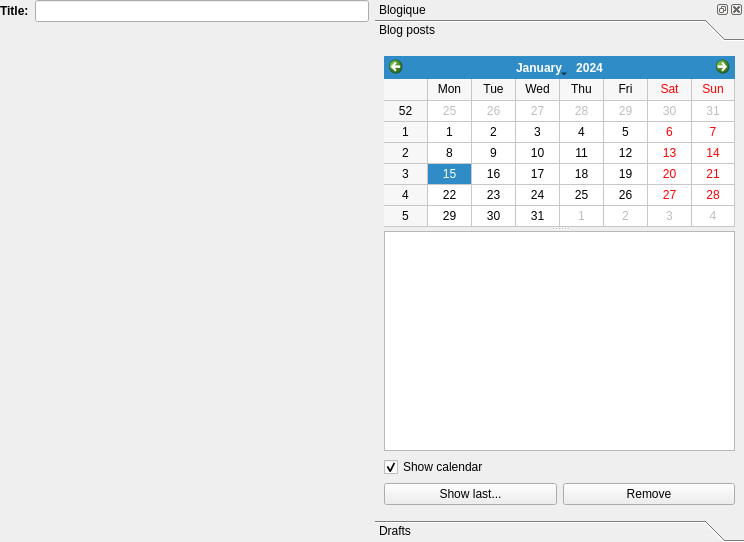
Qt form src/plugins/blogique/blogiquewidget.ui (0xd34df00d/leechcraft) before a commit.
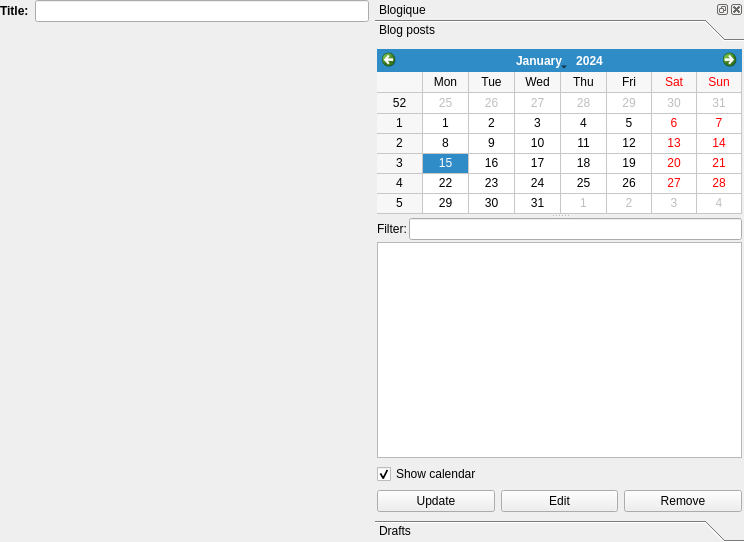
The same form after that commit. Custom widgets are drawn as their Qt base class.

Commit message: Blogique: Get remote posts and store them.

What changed in the file:
```diff
--- a/src/plugins/blogique/blogiquewidget.ui
+++ b/src/plugins/blogique/blogiquewidget.ui
@@ -96,38 +96,17 @@
             <x>0</x>
             <y>0</y>
             <width>369</width>
-            <height>463</height>
+            <height>461</height>
            </rect>
           </property>
           <attribute name="label">
            <string>Blog posts</string>
           </attribute>
-          <layout class="QGridLayout" name="gridLayout_3">
-           <item row="1" column="0">
-            <widget class="QCheckBox" name="CalendarVisibility_">
-             <property name="text">
-              <string>Show calendar</string>
-             </property>
-             <property name="checked">
-              <bool>true</bool>
-             </property>
-            </widget>
-           </item>
-           <item row="2" column="0">
-            <widget class="QPushButton" name="ShowLast_">
-             <property name="text">
-              <string>Show last...</string>
-             </property>
-            </widget>
-           </item>
-           <item row="2" column="1">
-            <widget class="QPushButton" name="RemoveRemotePost_">
-             <property name="text">
-              <string>Remove</string>
-             </property>
-            </widget>
-           </item>
-           <item row="0" column="0" colspan="2">
+          <layout class="QGridLayout" name="gridLayout">
+           <property name="margin">
+            <number>2</number>
+           </property>
+           <item row="0" column="0">
             <widget class="QSplitter" name="CalendarSplitter_">
              <property name="orientation">
               <enum>Qt::Vertical</enum>
@@ -143,22 +122,89 @@
                <bool>false</bool>
               </property>
              </widget>
-             <widget class="QTreeView" name="PostsView_">
-              <property name="sizePolicy">
-               <sizepolicy hsizetype="Minimum" vsizetype="Expanding">
-                <horstretch>0</horstretch>
-                <verstretch>0</verstretch>
-               </sizepolicy>
-              </property>
-              <property name="alternatingRowColors">
-               <bool>true</bool>
-              </property>
-              <property name="rootIsDecorated">
-               <bool>false</bool>
-              </property>
+             <widget class="QWidget" name="">
+              <layout class="QVBoxLayout" name="verticalLayout_2">
+               <property name="spacing">
+                <number>2</number>
+               </property>
+               <item>
+                <layout class="QHBoxLayout" name="horizontalLayout_3">
+                 <item>
+                  <widget class="QLabel" name="label_2">
+                   <property name="text">
+                    <string>Filter:</string>
+                   </property>
+                  </widget>
+                 </item>
+                 <item>
+                  <widget class="QLineEdit" name="PostsFilter_"/>
+                 </item>
+                </layout>
+               </item>
+               <item>
+                <widget class="QTreeView" name="PostsView_">
+                 <property name="sizePolicy">
+                  <sizepolicy hsizetype="Minimum" vsizetype="Expanding">
+                   <horstretch>0</horstretch>
+                   <verstretch>0</verstretch>
+                  </sizepolicy>
+                 </property>
+                 <property name="alternatingRowColors">
+                  <bool>true</bool>
+                 </property>
+                 <property name="rootIsDecorated">
+                  <bool>false</bool>
+                 </property>
+                </widget>
+               </item>
+              </layout>
              </widget>
             </widget>
            </item>
+           <item row="1" column="0">
+            <widget class="QCheckBox" name="CalendarVisibility_">
+             <property name="text">
+              <string>Show calendar</string>
+             </property>
+             <property name="checked">
+              <bool>true</bool>
+             </property>
+            </widget>
+           </item>
+           <item row="2" column="0">
+            <layout class="QHBoxLayout" name="horizontalLayout_5">
+             <item>
+              <widget class="QPushButton" name="UpdateLastEntries_">
+               <property name="toolTip">
+                <string>Show last entries.</string>
+               </property>
+               <property name="text">
+                <string>Update</string>
+               </property>
+              </widget>
+             </item>
+             <item>
+              <widget class="QPushButton" name="Edit_">
+               <property name="toolTip">
+                <string>Post will be opened in new tab for editing.</string>
+               </property>
+               <property name="text">
+                <string>Edit</string>
+               </property>
+              </widget>
+             </item>
+             <item>
+              <widget class="QPushButton" name="RemoveRemotePost_">
+               <property name="toolTip">
+                <string>Post will be removed from local storage and from user's blog.</string>
+               </property>
+               <property name="text">
+                <string>Remove</string>
+               </property>
+              </widget>
+             </item>
+            </layout>
+           </item>
           </layout>
          </widget>
          <widget class="QWidget" name="LocalEntries_">
@@ -173,8 +219,42 @@
           <attribute name="label">
            <string>Drafts</string>
           </attribute>
-          <layout class="QGridLayout" name="gridLayout_9">
-           <item row="2" column="0">
+          <layout class="QGridLayout" name="gridLayout_3">
+           <property name="margin">
+            <number>2</number>
+           </property>
+           <item row="0" column="0" colspan="2">
+            <layout class="QVBoxLayout" name="verticalLayout_3">
+             <item>
+              <layout class="QHBoxLayout" name="horizontalLayout_4">
+               <item>
+                <widget class="QLabel" name="label_3">
+                 <property name="text">
+                  <string>Filter:</string>
+                 </property>
+                </widget>
+               </item>
+               <item>
+                <widget class="QLineEdit" name="DraftsFilter_"/>
+               </item>
+              </layout>
+             </item>
+             <item>
+              <widget class="QTreeView" name="LocalEntriesView_">
+               <property name="sizePolicy">
+                <sizepolicy hsizetype="Minimum" vsizetype="Expanding">
+                 <horstretch>0</horstretch>
+                 <verstretch>0</verstretch>
+                </sizepolicy>
+               </property>
+               <property name="rootIsDecorated">
+                <bool>false</bool>
+               </property>
+              </widget>
+             </item>
+            </layout>
+           </item>
+           <item row="1" column="0">
             <widget class="QPushButton" name="RemoveDraft_">
              <property name="text">
               <string>Remove</string>
```
Left out of the diff: 23 changed lines with no effect on the pictures. The commit also changes 15 other files.
